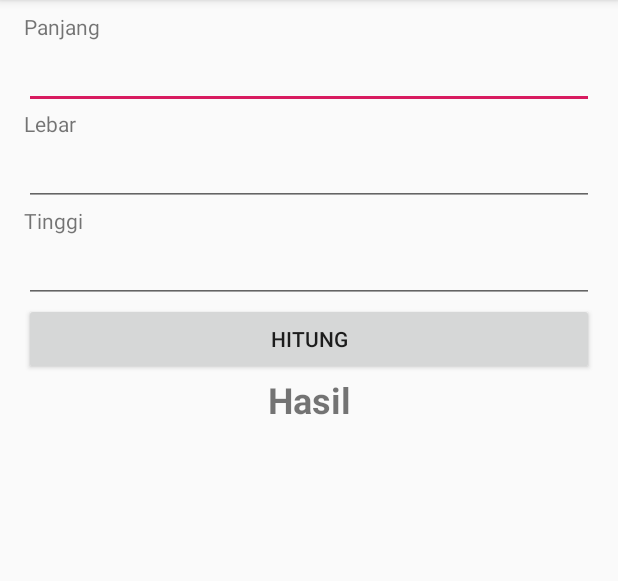
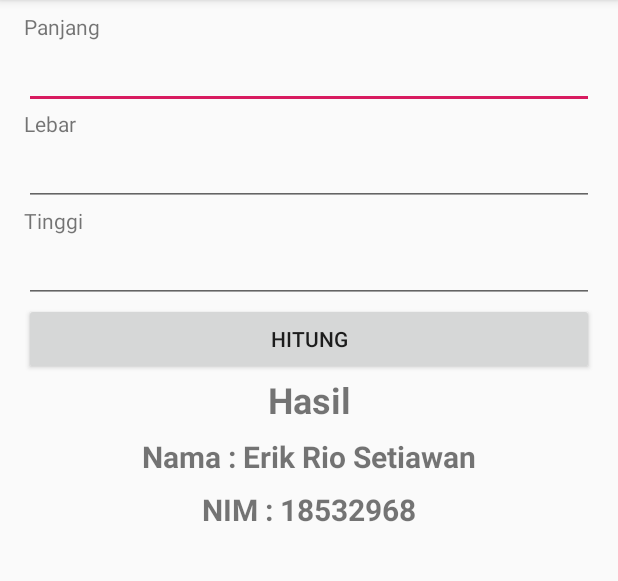
Before and after one commit to erikrios/speedy-saucer, an Android app: the screen it shows after launch (MainActivity), on a phone screen of 412 x 824 dp, the part 84-665 px from its top. Run offline under Robolectric (Android 15) with nearby library versions, the phone set to English and light mode, and no system bars.

Commit message:
Add name and nim

```diff
--- a/app/src/main/res/layout/activity_main.xml
+++ b/app/src/main/res/layout/activity_main.xml
@@ -56,9 +56,27 @@
         android:id="@+id/tv_result"
         android:layout_width="match_parent"
         android:layout_height="wrap_content"
+        android:layout_marginBottom="@dimen/activity_vertical_margin"
         android:gravity="center"
         android:text="@string/hasil"
         android:textSize="24sp"
         android:textStyle="bold" />
 
+    <TextView
+        android:layout_width="match_parent"
+        android:layout_height="wrap_content"
+        android:layout_marginBottom="@dimen/activity_vertical_margin"
+        android:gravity="center"
+        android:text="@string/nama_erik_rio_setiawan"
+        android:textSize="20sp"
+        android:textStyle="bold" />
+
+    <TextView
+        android:layout_width="match_parent"
+        android:layout_height="wrap_content"
+        android:gravity="center"
+        android:text="@string/nim_18532968"
+        android:textSize="20sp"
+        android:textStyle="bold" />
+
 </LinearLayout>
--- a/app/src/main/res/values/strings.xml
+++ b/app/src/main/res/values/strings.xml
@@ -5,4 +5,6 @@
     <string name="tinggi">Tinggi</string>
     <string name="hitung">Hitung</string>
     <string name="hasil">Hasil</string>
+    <string name="nama_erik_rio_setiawan">Nama : Erik Rio Setiawan</string>
+    <string name="nim_18532968">NIM : 18532968</string>
 </resources>
```
